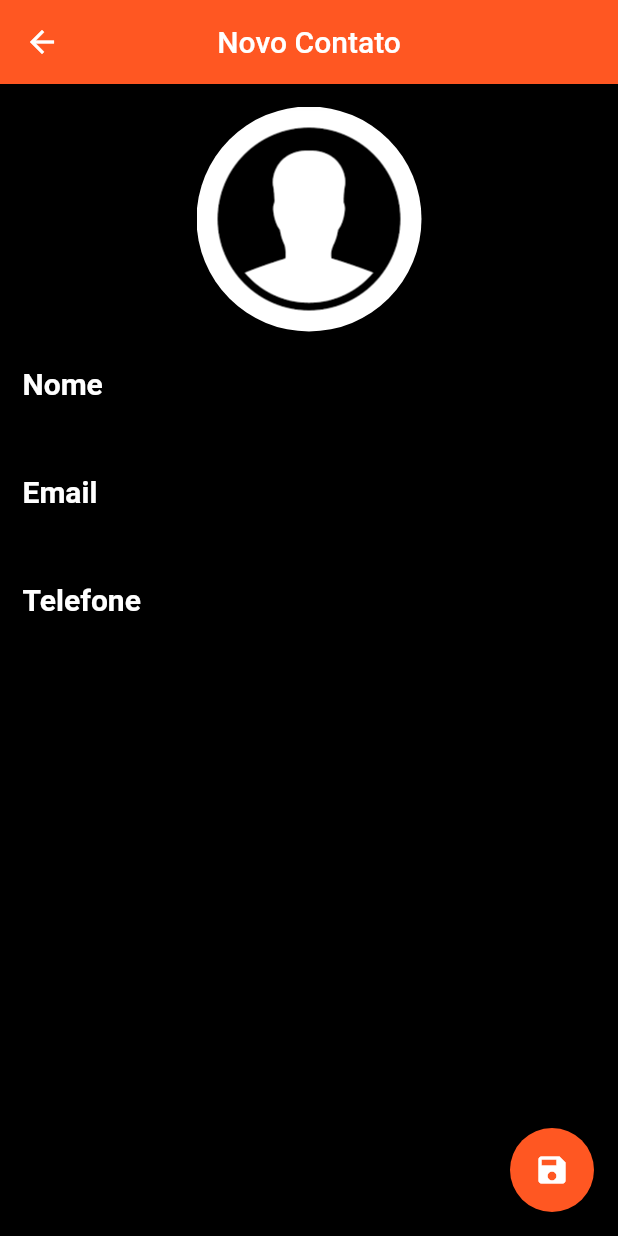
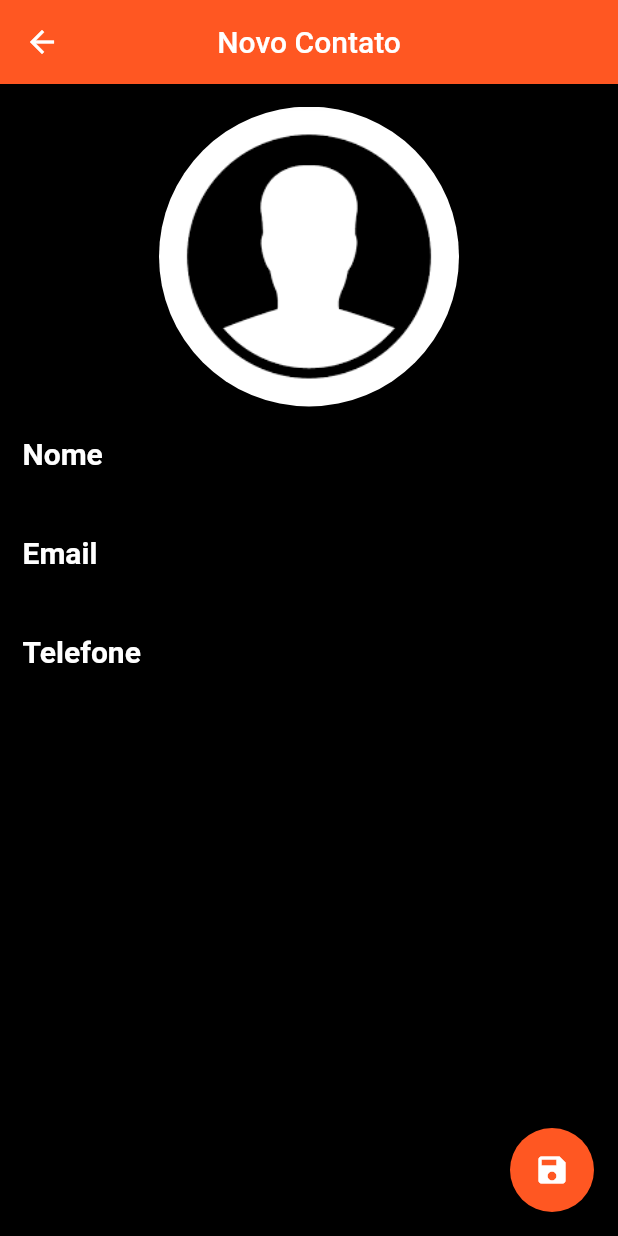
Before and after one commit to MichelHanzenScheeren/agenda_de_contatos, a Flutter app: the screen it shows after launch, after a tap on the "add" icon, on a phone screen of 412 x 824 dp. Run offline on Flutter 3.47's test engine with Material 2 defaults, Android fonts, the phone set to English and light mode, and no system bars; our stand-ins replace image_picker, sqflite; accounts and stored records are empty; statements that could not run were skipped.

Commit message:
Melhorias na interface e nas cores

```diff
--- a/lib/app/myApp.dart
+++ b/lib/app/myApp.dart
@@ -8,7 +8,6 @@ class MyApp extends StatelessWidget {
       title: "Agenda de Contatos",
       home: HomePage(),
       debugShowCheckedModeBanner: false,
-      darkTheme: ThemeData.dark(),
     );
   }
 }
--- a/lib/app/pages/contactPage.dart
+++ b/lib/app/pages/contactPage.dart
@@ -1,6 +1,6 @@
 import 'dart:io';
-
 import 'package:agendadecontatos/app/models/contact.dart';
+import 'package:image_picker/image_picker.dart';
 import 'package:flutter/material.dart';
 
 class ContactPage extends StatefulWidget {
@@ -98,8 +98,8 @@ class _ContactPageState extends State<ContactPage> {
               children: <Widget>[
                 GestureDetector(
                   child: Container(
-                    width: 150,
-                    height: 150,
+                    width: 200,
+                    height: 200,
                     decoration: BoxDecoration(
                       shape: BoxShape.circle,
                       image: DecorationImage(
@@ -109,7 +109,18 @@ class _ContactPageState extends State<ContactPage> {
                       ),
                     ),
                   ),
-                  onTap: () {},
+                  onTap: () {
+                    ImagePicker.pickImage(source: ImageSource.gallery)
+                        .then((file) {
+                      if (file == null)
+                        return;
+                      else {
+                        setState(() {
+                          _editedContact.img = file.path;
+                        });
+                      }
+                    });
+                  },
                 ),
                 generateTextField(nameController, "Nome", validate: validator),
                 generateTextField(emailController, "Email",
@@ -133,7 +144,11 @@ class _ContactPageState extends State<ContactPage> {
         labelText: label,
         labelStyle: TextStyle(color: Colors.white, fontSize: 20),
       ),
-      style: TextStyle(fontSize: 25, fontWeight: FontWeight.bold),
+      style: TextStyle(
+        fontSize: 20,
+        fontWeight: FontWeight.bold,
+        color: Colors.white,
+      ),
       onChanged: (text) {
         if (!modified) {
           modified = true;
```
Also changed, not shown: lib/app/pages/homePage.dart (+18 -5 lines).
